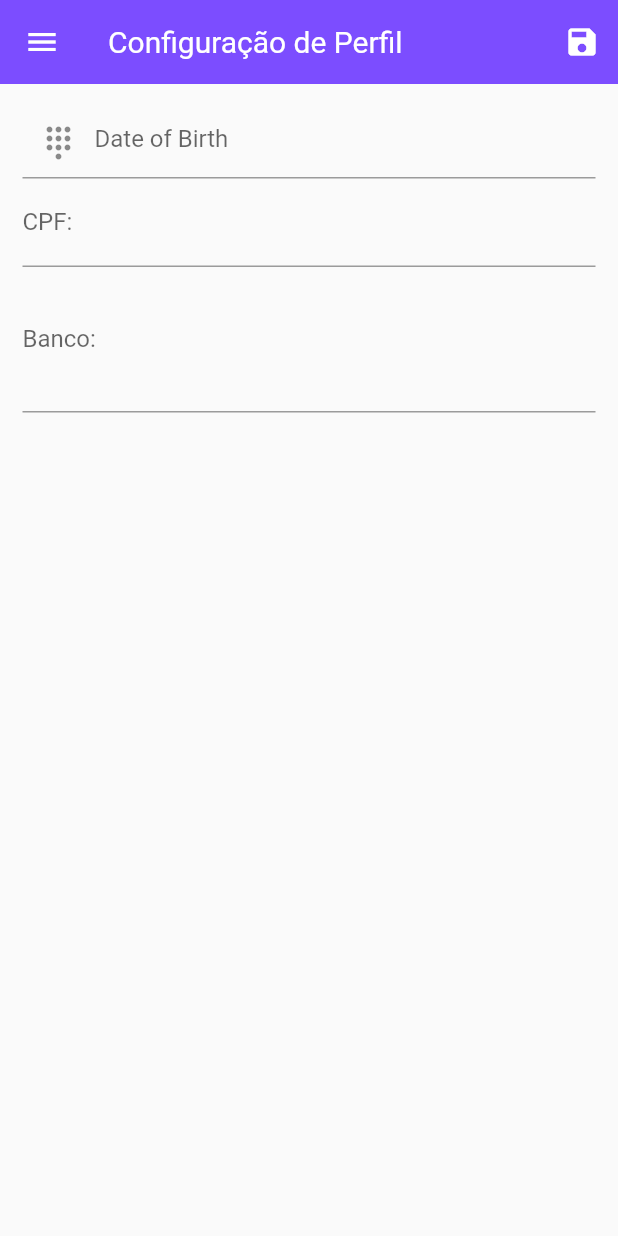
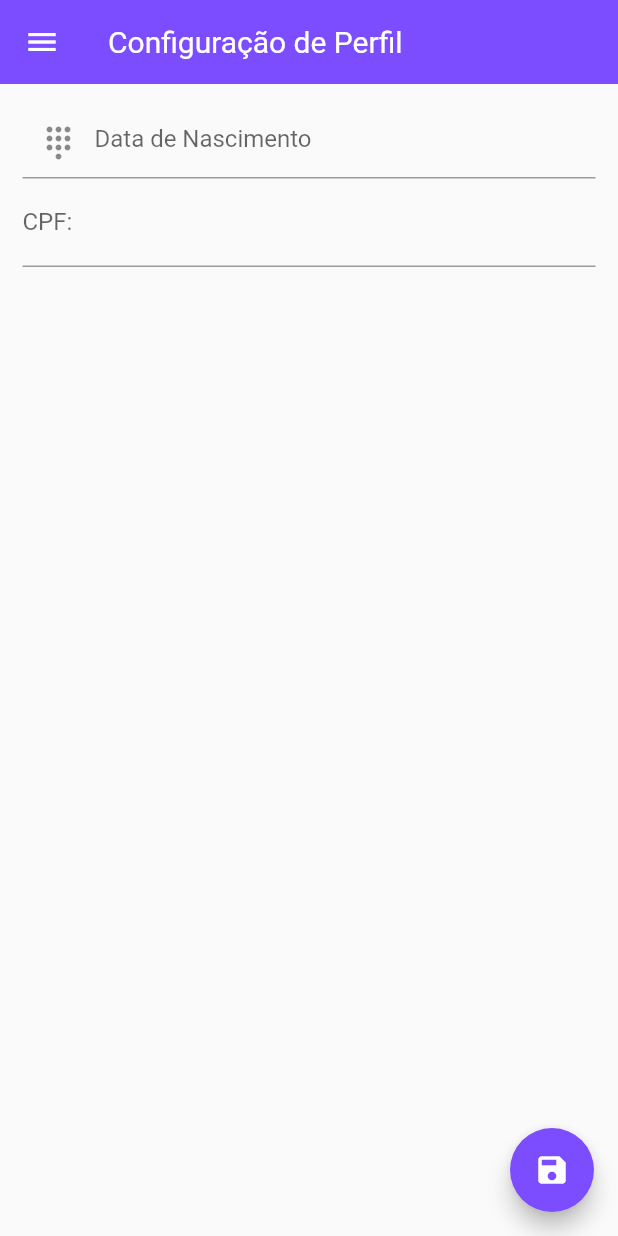
Before and after one commit to aline-assis/smart-finance, a Flutter app: the PerfilFormScreen screen opened by its route, on a phone screen of 412 x 824 dp. Run offline on Flutter 3.47's test engine with Material 2 defaults, Android fonts, the phone set to English and light mode, and no system bars; our stand-ins replace firebase_core, flutter_form_builder, mask_text_input_formatter; accounts and stored records are empty; network calls fail.

```diff
--- a/lib/main.dart
+++ b/lib/main.dart
@@ -3,6 +3,7 @@ import 'package:flutter/material.dart';
 import 'package:provider/provider.dart';
 import 'package:smart_finance/providers/perfil_provider.dart';
 import 'package:smart_finance/screens/auth_screen.dart';
+import 'package:smart_finance/screens/banco_screen.dart';
 import 'package:smart_finance/screens/perfil_screen.dart';
 
 import 'screens/fatura_screen.dart';
@@ -43,6 +44,7 @@ class SmartFinanceApp extends StatelessWidget {
             FaturaMensalScreen.routeName: (ctx) => FaturaMensalScreen(),
             SaldoScreen.routeName: (ctx) => SaldoScreen(),
             PerfilFormScreen.routeName: (ctx) => PerfilFormScreen(),
+            BancoScreen.routeName: (ctx) => BancoScreen(),
           },
         ),
       ),
--- /dev/null
+++ b/lib/models/banco.dart
@@ -0,0 +1,5 @@
+class Banco {
+  Banco({required this.nome, this.active = false});
+  String nome;
+  bool active;
+}
--- a/lib/models/perfil.dart
+++ b/lib/models/perfil.dart
@@ -4,12 +4,10 @@ class Perfil with ChangeNotifier {
   String? id;
   String cpf;
   DateTime date;
-  String banco;
 
   Perfil({
     this.id,
     required this.cpf,
     required this.date,
-    required this.banco,
   });
 }
--- a/lib/providers/perfil_provider.dart
+++ b/lib/providers/perfil_provider.dart
@@ -1,11 +1,11 @@
-import 'package:cloud_firestore/cloud_firestore.dart';
+// import 'package:cloud_firestore/cloud_firestore.dart';
 import 'package:flutter/material.dart';
 import '/models/perfil.dart';
 import 'package:http/http.dart' as http;
 import 'dart:convert';
 
 class PerfilProvider with ChangeNotifier {
-  Perfil? perfil = new Perfil(id: "", cpf: "", banco: "", date: DateTime.now());
+  Perfil? perfil = new Perfil(id: "", cpf: "", date: DateTime.now());
   //FirebaseFirestore firestore = FirebaseFirestore.instance;
 
   Future<void> fetchAndSetPerfil() async {
@@ -25,7 +25,7 @@ class PerfilProvider with ChangeNotifier {
             id: perfilId,
             cpf: perfilData['cpf'],
             date: DateTime.parse(perfilData['date']),
-            banco: perfilData['banco'],
+            // banco: perfilData['banco'],
           );
         },
       );
@@ -45,7 +45,7 @@ class PerfilProvider with ChangeNotifier {
       body: json.encode({
         'cpf': perfil.cpf,
         'date': perfil.date.toString(),
-        'banco': perfil.banco,
+        // 'banco': perfil.banco,
       }),
     )
         .then(
@@ -66,13 +66,13 @@ class PerfilProvider with ChangeNotifier {
     final url = Uri.parse(
         "https://smart-finance-e129a-default-rtdb.firebaseio.com/perfil.json");
     return http
-        .post(
+        .put(
       url,
       body: json.encode({
-        'id': "-MkACqtmUMFallBxiRse",
+        'id': perfil.id,
         'cpf': perfil.cpf,
         'date': perfil.date.toString(),
-        'banco': perfil.banco,
+        // 'banco': perfil.banco,
       }),
     )
         .then(
--- a/lib/screens/auth_screen.dart
+++ b/lib/screens/auth_screen.dart
@@ -1,7 +1,7 @@
-import 'dart:math';
+// import 'dart:math';
 
 import 'package:flutter/material.dart';
-import 'package:smart_finance/componets/app_drawer.dart';
+// import 'package:smart_finance/componets/app_drawer.dart';
 import '../providers/auth_provider.dart';
 import 'package:provider/provider.dart';
 import '../utils/http_exception.dart';
@@ -165,7 +165,6 @@ class _AuthCardState extends State<AuthCard> {
                       return 'Invalid email!';
                     }
                     return null;
-                    return null;
                   },
                   onSaved: (value) {
                     _authData['email'] = value!;
--- a/lib/screens/home_screen.dart
+++ b/lib/screens/home_screen.dart
@@ -1,6 +1,6 @@
 import 'package:flutter/material.dart';
 import 'package:smart_finance/componets/app_drawer.dart';
-import 'package:smart_finance/screens/fatura_screen.dart';
+// import 'package:smart_finance/screens/fatura_screen.dart';
 import 'package:smart_finance/screens/saldo_screen.dart';
 
 class HomeScreen extends StatelessWidget {
--- a/lib/screens/perfil_screen.dart
+++ b/lib/screens/perfil_screen.dart
@@ -5,7 +5,7 @@ import '/models/perfil.dart';
 import '/componets/app_drawer.dart';
 import 'package:mask_text_input_formatter/mask_text_input_formatter.dart';
 import 'package:provider/provider.dart';
-//import 'package:provider/provider.dart';n sei oq é
+// import 'package:flutter_form_builder/flutter_form_builder.dart';
 
 class PerfilFormScreen extends StatefulWidget {
   static const routeName = '/perfil-form';
@@ -18,11 +18,11 @@ class PerfilFormScreen extends StatefulWidget {
 DateTime selectedDate = DateTime.now();
 TextEditingController _dateController = new TextEditingController();
 TextEditingController _cpfController = new TextEditingController();
-TextEditingController _bancoController = new TextEditingController();
+// TextEditingController _bancoController = new TextEditingController();
 
 class _PerfilFormScreenSate extends State<PerfilFormScreen> {
   final _cpfFocusNode = FocusNode();
-  final _bancoFocusNode = FocusNode();
+  // final _bancoFocusNode = FocusNode();
   final _form = GlobalKey<FormState>();
   var errorMessage = '';
   final maskCpf = MaskTextInputFormatter(
@@ -34,7 +34,7 @@ class _PerfilFormScreenSate extends State<PerfilFormScreen> {
     id: null,
     cpf: '',
     date: DateTime(2003, 02, 20),
-    banco: '',
+    // banco: '',
   );
 
   var _isLoading = false;
@@ -51,7 +51,7 @@ class _PerfilFormScreenSate extends State<PerfilFormScreen> {
             _perfilId = _formPerfil.id;
             _dateController.text = _formPerfil.date.toString();
             _cpfController.text = _formPerfil.cpf;
-            _bancoController.text = _formPerfil.banco;
+            // _bancoController.text = _formPerfil.banco;
           }
         },
       );
@@ -60,11 +60,11 @@ class _PerfilFormScreenSate extends State<PerfilFormScreen> {
     super.didChangeDependencies();
   }
 
-  @override
-  void dispose() {
-    _bancoFocusNode.dispose();
-    super.dispose();
-  }
+  // @override
+  // void dispose() {
+  //   _bancoFocusNode.dispose();
+  //   super.dispose();
+  // }
 
   void _saveForm() {
     final isValid = _form.currentState!.validate();
@@ -104,7 +104,7 @@ class _PerfilFormScreenSate extends State<PerfilFormScreen> {
         });
         if (errorMessage.isEmpty) {
           ScaffoldMessenger.of(context).showSnackBar(SnackBar(
-            content: Text('Banco inserido com sucesso!'),
+            content: Text('Dados inserido com sucesso!'),
             behavior: SnackBarBehavior.fixed,
           ));
         }
@@ -137,7 +137,7 @@ class _PerfilFormScreenSate extends State<PerfilFormScreen> {
         elevation: 0,
         backgroundColor: Colors.deepPurpleAccent[200],
         title: Text('Configuração de Perfil'),
-        actions: [IconButton(onPressed: _saveForm, icon: Icon(Icons.save))],
+        // actions: [IconButton(onPressed: _saveForm, icon: Icon(Icons.save))],
       ),
       body: _isLoading
           ? Center(
@@ -157,7 +157,7 @@ class _PerfilFormScreenSate extends State<PerfilFormScreen> {
                             controller: _dateController,
                             keyboardType: TextInputType.datetime,
                             decoration: InputDecoration(
-                              hintText: 'Date of Birth',
+                              hintText: 'Data de Nascimento',
                               prefixIcon: Icon(
                                 Icons.dialpad,
                               ),
@@ -176,7 +176,6 @@ class _PerfilFormScreenSate extends State<PerfilFormScreen> {
                               _formPerfil = new Perfil(
                                 cpf: _formPerfil.cpf,
                                 date: DateTime.parse(value!),
-                                banco: _formPerfil.banco,
                               );
                             },
                           ),
@@ -201,50 +200,42 @@ class _PerfilFormScreenSate extends State<PerfilFormScreen> {
                           // }
                           return null;
                         },
-                        onFieldSubmitted: (value) {
-                          FocusScope.of(context).requestFocus(_bancoFocusNode);
-                        },
                         onSaved: (value) {
                           _formPerfil = new Perfil(
                             cpf: value!,
                             date: _formPerfil.date,
-                            banco: _formPerfil.banco,
                           );
                         },
-                      ),
-                      TextFormField(
-                        decoration: InputDecoration(labelText: 'Banco:'),
-                        maxLines: 3,
-                        keyboardType: TextInputType.multiline,
-                        focusNode: _bancoFocusNode,
-                        controller: _bancoController,
-                        onSaved: (value) {
-                          _formPerfil = new Perfil(
-                            cpf: _formPerfil.cpf,
-                            date: _formPerfil.date,
-                            banco: value!,
-                          );
-                        },
-                      ),
-                      Row(
-                        crossAxisAlignment: CrossAxisAlignment.end,
-                        children: [
-                          Container(
-                            width: 100,
-                            height: 100,
-                            margin: EdgeInsets.only(
-                              top: 8,
-                              right: 10,
-                            ),
-                          ),
-                        ],
                       ),
                     ],
                   ),
                 ),
               ),
             ),
+      floatingActionButton: FloatingActionButton(
+        backgroundColor: Colors.deepPurpleAccent[200],
+        child: Icon(Icons.save),
+        onPressed: _saveForm,
+      ),
       drawer: AppDrawer(),
     );
   }
 }
+
+// final exampleCheckboxGroup = FormBuilderCheckboxGroup(
+//   name: 'name',
+//   options: [
+//     FormBuilderFieldOption(
+//       value: 'nubank',
+//       child: Text('Nubank'),
+//     ),
+//     FormBuilderFieldOption(
+//       value: 'inter',
+//       child: Text('inter'),
+//     ),
+//     FormBuilderFieldOption(
+//       value: 'bradesco',
+//       child: Text('bradesco'),
+//     )
+//   ],
+// );
--- a/pubspec.yaml
+++ b/pubspec.yaml
@@ -28,6 +28,7 @@ dependencies:
   mask_text_input_formatter: ^2.0.0
   firebase_core: "^1.6.0"
   cloud_firestore: "^2.5.3"
+  flutter_form_builder: ^6.1.0+1
 
 
   # The following adds the Cupertino Icons font to your application.
@@ -58,6 +59,7 @@ flutter:
     - assets/images/invoice.png
     - assets/images/home.png
     - assets/images/setting.png
+    - assets/images/bank.png
 
 
   # An image asset can refer to one or more resolution-specific "variants", see
```
Also changed, not shown: lib/componets/app_drawer.dart (+15 -0 lines), lib/providers/banco_lista_provider.dart (added, +36 -0 lines), lib/screens/banco_key_screen.dart (added, +51 -0 lines), lib/screens/banco_screen.dart (added, +52 -0 lines), assets/images/bank.png (added), pubspec.lock.
